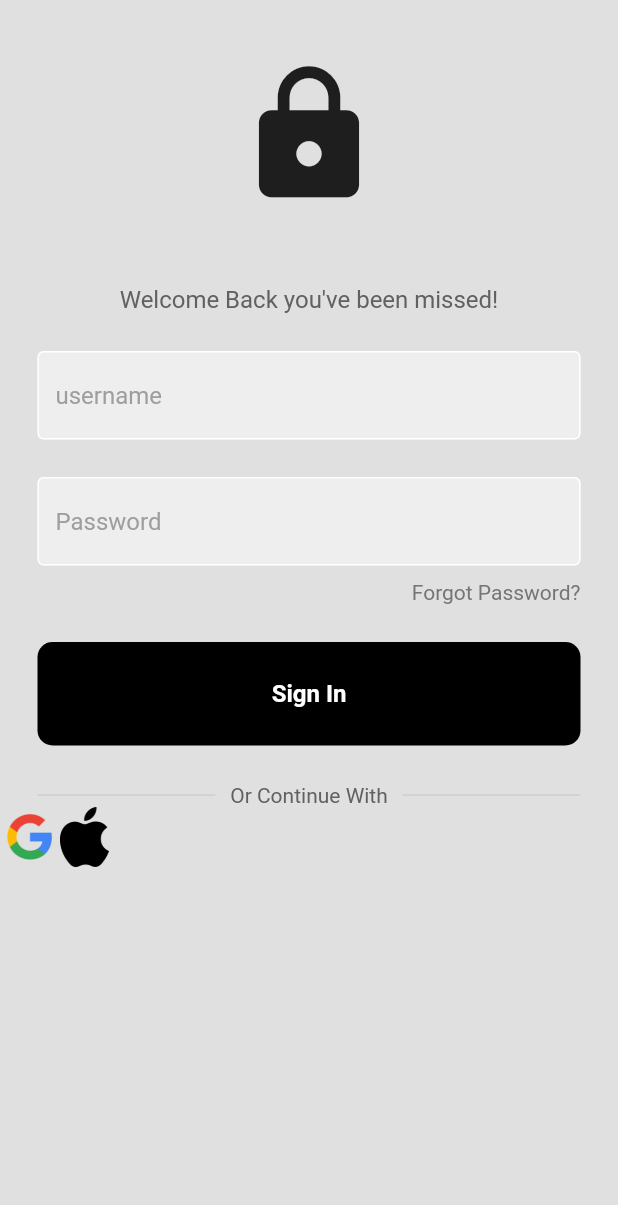
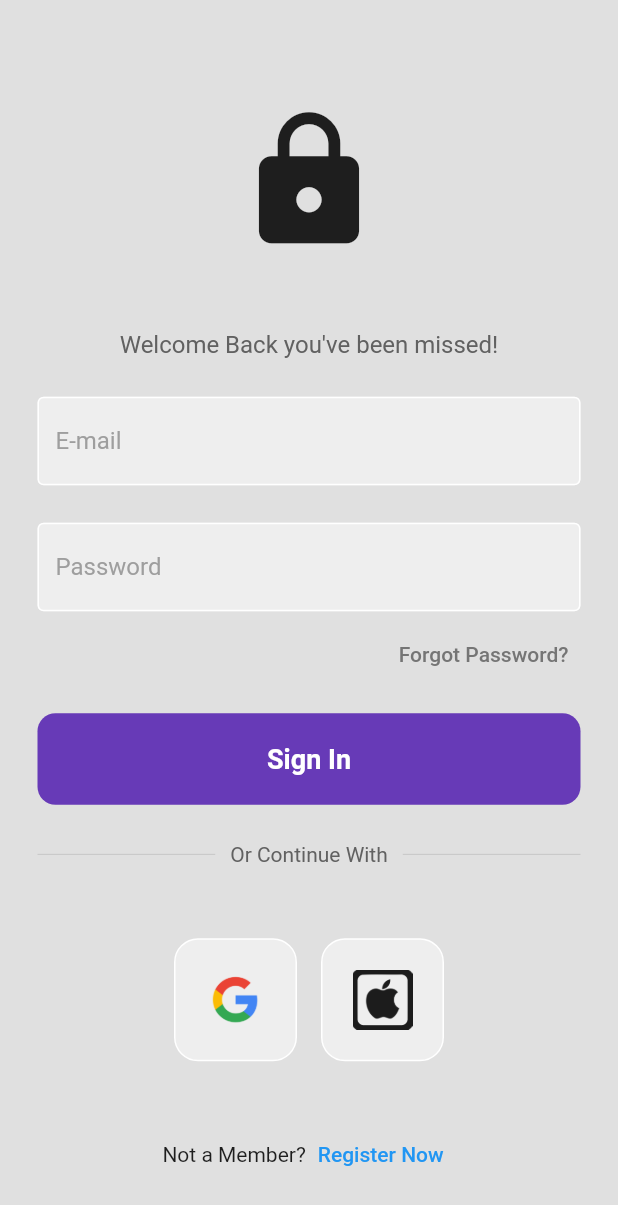
Before and after one commit to pawan-kumawat/malik-matka, a Flutter app: the screen it shows after launch, on a phone screen of 412 x 824 dp. Shown: the top 1205 px of the screen. Run offline on Flutter 3.47's test engine with Material 2 defaults, Android fonts, the phone set to English and light mode, and no system bars; our stand-ins replace firebase_auth, firebase_core, floating_bottom_navigation_bar, google_fonts, iconsax; accounts and stored records are empty.

Commit message:
new login page and validation

```diff
--- a/lib/NavBar.dart
+++ b/lib/NavBar.dart
@@ -53,7 +53,7 @@ class NavBar extends StatelessWidget {
            leading:const Icon(CupertinoIcons.chart_bar_square_fill) ,
            title:const Text('Markets Rates'),
            iconColor: Colors.purpleAccent,
-           onTap: ()=>null,
+           onTap: ()=>Navigator.pushNamed(context, 'rates'),
          ), ListTile(
            leading:const Icon(Icons.help) ,
            title:const Text('Help and Guide'),
--- a/lib/components/my_button.dart
+++ /dev/null
@@ -1,27 +0,0 @@
-import 'package:flutter/material.dart';
-
-class MyButton extends StatelessWidget {
-
-  final Function()? onTap;
-
-  const MyButton({super.key,required this.onTap}) ;
-
-  @override
-  Widget build(BuildContext context) {
-    return GestureDetector(
-      onTap: onTap,
-      child: Container(
-        padding: EdgeInsets.all(25),
-        margin: EdgeInsets.symmetric(horizontal: 25),
-        decoration: BoxDecoration(color: Colors.black,
-        borderRadius: BorderRadius.circular(10)),
-        child: Center(
-          child: Text('Sign In',
-          style: TextStyle(color: Colors.white,
-          fontWeight: FontWeight.bold,
-          fontSize: 16),),
-        ),
-      ),
-    );
-  }
-}
--- a/lib/components/square_tile.dart
+++ b/lib/components/square_tile.dart
@@ -6,6 +6,12 @@ class SquareTile extends StatelessWidget {
   @override
   Widget build(BuildContext context) {
     return Container(
+      padding: EdgeInsets.all(20),
+      decoration: BoxDecoration(
+        border: Border.all(color: Colors.white),
+        borderRadius: BorderRadius.circular(16),
+        color: Colors.grey[200],
+      ),
       child: Image.asset(imagePath,height: 40,),
     );
   }
--- a/lib/login.dart
+++ b/lib/login.dart
@@ -1,21 +1,45 @@
 
+import 'package:firebase_auth/firebase_auth.dart';
 import 'package:flutter/material.dart';
-import 'package:malik_matka/components/my_button.dart';
+
 import 'package:malik_matka/components/my_textfield.dart';
 import 'package:malik_matka/components/square_tile.dart';
+import '';
 
-class MyLogin extends StatelessWidget {
+class MyLogin extends StatefulWidget {
   MyLogin({Key? key}) : super(key: key);
 
-  final usernamecontroller =TextEditingController();
-  final passwordcontroller =TextEditingController();
+  @override
+  State<MyLogin> createState() => _MyLoginState();
+}
+
+class _MyLoginState extends State<MyLogin> {
+  final _emailcontroller =TextEditingController();
+  final _passwordcontroller =TextEditingController();
+
+Future signIn() async{
+  await FirebaseAuth.instance.
+  signInWithEmailAndPassword(
+      email: _emailcontroller.text.trim(),
+      password: _passwordcontroller.text.trim());
+}
+
+@override
+void dispose(){
+  _emailcontroller.dispose();
+  _passwordcontroller.dispose();
+  super.dispose();
+}
+
 
   @override
   Widget build(BuildContext context) {
-    return Scaffold(
+    return Center(
+      child: Scaffold(
         backgroundColor: Colors.grey[300],
         body: SafeArea(
           child: Center(
+            child: SingleChildScrollView(
               child: Column(
                 children: [
                   const SizedBox(height: 40,),
@@ -38,35 +62,54 @@ class MyLogin extends StatelessWidget {
 
                   //username textfield
                   MyTextField(
-                controller: usernamecontroller,
-                hintText: 'username',
+                    controller: _emailcontroller,
+                    hintText: 'E-mail',
                     obscureText: false,
                   ),
                   const SizedBox(height: 25,),
 
                   //password textfield
                   MyTextField(
-                controller: passwordcontroller,
+                    controller: _passwordcontroller,
                     hintText: 'Password',
                     obscureText: true,
                   ),
 
-              SizedBox(height: 10,),
+                  SizedBox(height: 5,),
                   //forgot password button
                   Padding(
                     padding: const EdgeInsets.symmetric(horizontal: 25.0),
                     child: Row(
                       mainAxisAlignment: MainAxisAlignment.end,
                       children: [
-                    Text('Forgot Password?',style: TextStyle(color: Colors.grey.shade600),),
+                      TextButton(onPressed: (){}, child:  Text('Forgot Password?',style: TextStyle(color: Colors.grey.shade600),),)
                       ],
                     ),
                   ),
-              const SizedBox(height: 25,),
+                  const SizedBox(height: 15,),
                   //Sign in button
-              MyButton(
+                   Padding(
+                     padding: const EdgeInsets.symmetric(horizontal: 25.0),
+                     child: GestureDetector(
                        onTap: ()=>Navigator.pushNamed(context, 'home'),
+                      child: Container(
+                        padding: EdgeInsets.all(20),
+                        decoration: BoxDecoration(
+                          color: Colors.deepPurple,
+                          borderRadius: BorderRadius.circular(12),
                         ),
+                        child: Center(
+                          child: Text('Sign In',
+                          style: TextStyle(
+                            color: Colors.white,
+                            fontWeight: FontWeight.bold,fontSize: 18,
+                          ),),
+                        ),
+                      ),
+                  ),
+                   ),
+
+
                   const SizedBox(height: 25,),
                   //or continue to
                  Padding(
@@ -96,22 +139,39 @@ class MyLogin extends StatelessWidget {
                    ),
                  ),
 
-
+                  SizedBox(height: 40,),
                   //google  button
                   Row(
+                    mainAxisAlignment: MainAxisAlignment.center,
                     children: [
                       //google button
-                  SquareTile(imagePath: 'assets/google.png',),
+                     TextButton(onPressed: (){},
+                          child: SquareTile(imagePath: 'assets/google.png',),
+                      ),
+                      TextButton(onPressed: (){},
+                        child: SquareTile(imagePath: 'assets/apple.png'),
+                      ),
+                      ],
+                  ),
+
+                    const SizedBox(height: 30,),
+                  //not a member?Register Now
+                  Row(
+                    mainAxisAlignment: MainAxisAlignment.center,
+                    children: [
+                      Text('Not a Member?'),
+                      TextButton(onPressed: (){
+                        Navigator.pushNamed(context, 'register');
+                      },
+                      child: Text('Register Now',style: TextStyle(color: Colors.blue),),
+                      )
 
 
-                  //apple button
-                  SquareTile(imagePath: 'assets/appple.png',)
-                  ]
+                    ],
                   )
-
-              //not a member?Register Now
-
                 ],
+              ),
+            ),
           ),
         ),
       ),
--- a/lib/main.dart
+++ b/lib/main.dart
@@ -3,10 +3,16 @@ import 'package:malik_matka/ForgotPassword.dart';
 import 'package:malik_matka/HomePage.dart';
 import 'package:malik_matka/Register.dart';
 import 'package:malik_matka/login.dart';
+import 'package:malik_matka/main_page.dart';
+import 'package:malik_matka/marketRates.dart';
 import 'package:malik_matka/payment.dart';
 import 'package:malik_matka/wallet.dart';
-void main() {
-  runApp( MyApp());
+import 'package:firebase_core/firebase_core.dart';
+
+void main() async{
+  WidgetsFlutterBinding.ensureInitialized();
+   await Firebase.initializeApp();
+  runApp(  MyApp());
 }
 
 class MyApp extends StatelessWidget {
@@ -15,7 +21,7 @@ class MyApp extends StatelessWidget {
     return MaterialApp(
       themeMode: ThemeMode.system,
       debugShowCheckedModeBanner: false,
-      initialRoute: 'login',
+      home: MainPage(),
       routes: {
         'login':(context)=>MyLogin(),
         'register':(context)=>MyRegister(),
@@ -23,6 +29,7 @@ class MyApp extends StatelessWidget {
         'wallet':(context)=>MyWallet(),
         'password':(context)=>ForgotPassword(),
         'payment':(context)=>MyPayment(),
+        'rates':(context)=>MarketRates(),
       },
     );
   }
--- /dev/null
+++ b/lib/main_page.dart
@@ -0,0 +1,24 @@
+import 'package:firebase_auth/firebase_auth.dart';
+import 'package:flutter/material.dart';
+import 'package:malik_matka/HomePage.dart';
+import 'package:malik_matka/login.dart';
+
+class MainPage extends StatelessWidget {
+  const MainPage({Key? key}) : super(key: key);
+
+  @override
+  Widget build(BuildContext context) {
+    return Scaffold(
+      body: StreamBuilder<User?>(
+        stream: FirebaseAuth.instance.authStateChanges(),
+      builder: (context, snapshot){
+          if(snapshot.hasData){
+            return MyHomePage();
+          }else{
+            return MyLogin();
+          }
+      },
+      ),
+    );
+  }
+}
--- a/pubspec.yaml
+++ b/pubspec.yaml
@@ -39,6 +39,12 @@ dependencies:
   iconsax: ^0.0.8
   fl_chart: ^0.41.0
   google_fonts: ^2.3.1
+  firebase_auth: ^3.3.14
+
+
+ #firebase Database
+  cloud_firestore: ^3.1.5
+  firebase_core_platform_interface: 4.5.1
 
 dev_dependencies:
   flutter_test:
```
Also changed, not shown: lib/marketRates.dart (added, +135 -0 lines), assets/appple.png (deleted), pubspec.lock, 3 other files. Lines whose indentation alone changed are shown as unchanged.
